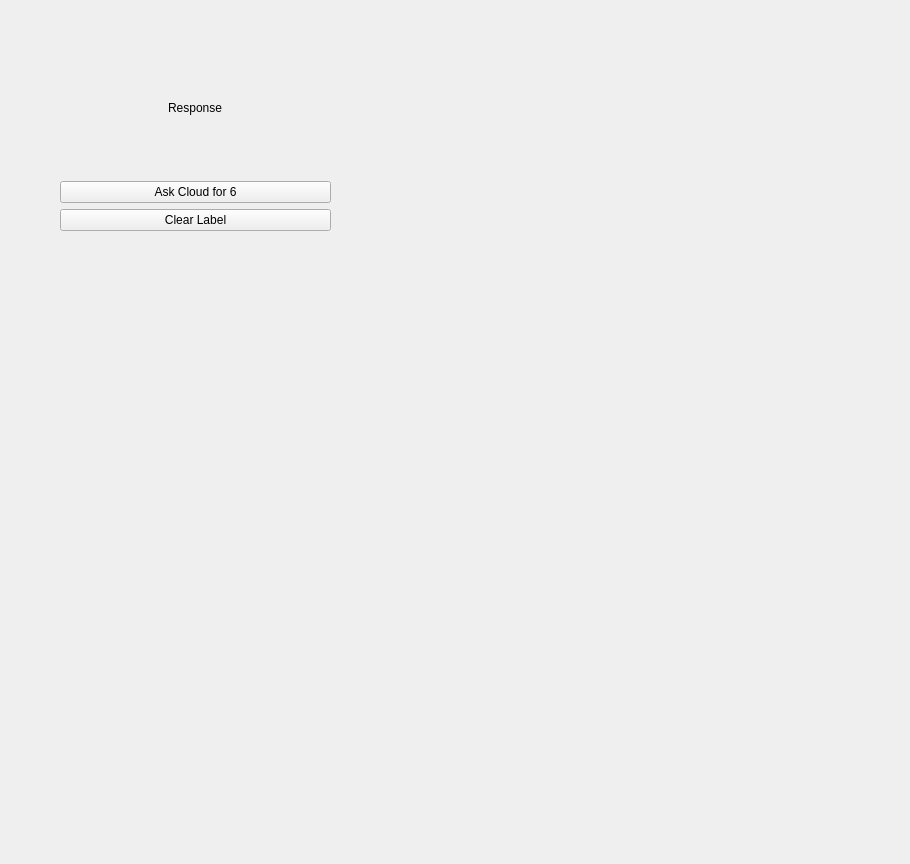
This is cloudTest.ui in YCP-Rev-Metrix/BallSpinner-Controller-v2 as Qt 5 draws it before an edit. The edited form follows.
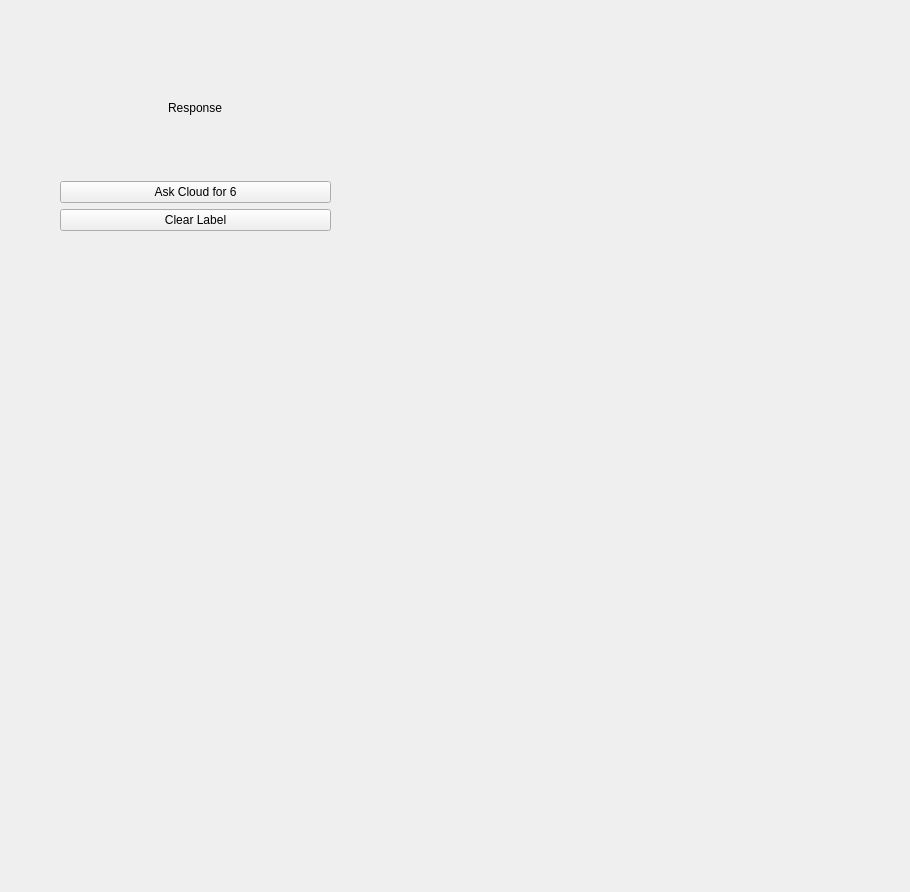
This is the edited form.

Diff of the .ui file:
```diff
--- a/cloudTest.ui
+++ b/cloudTest.ui
@@ -7,7 +7,7 @@
     <x>0</x>
     <y>0</y>
     <width>910</width>
-    <height>864</height>
+    <height>892</height>
    </rect>
   </property>
   <property name="windowTitle">
```
